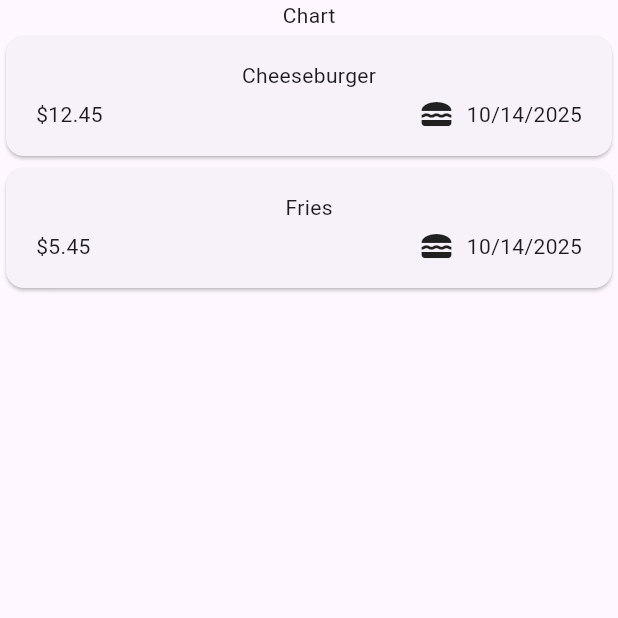
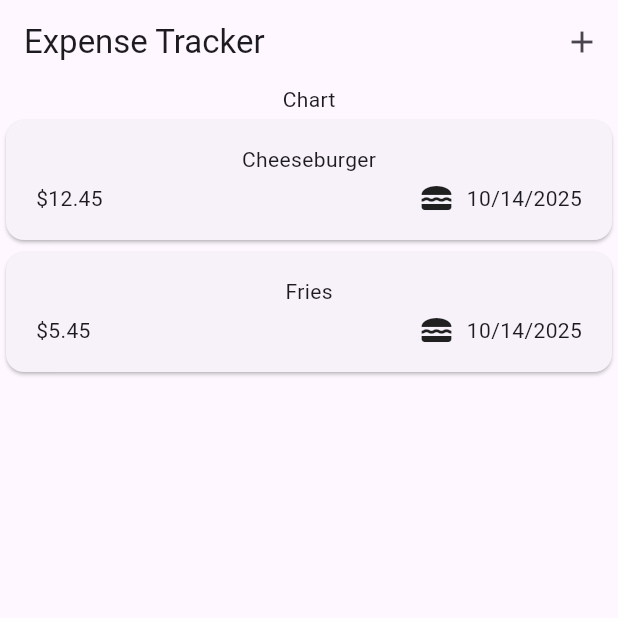
Before and after one commit to IdkBored-d/expense_tracker_fa2025, a Flutter app: the screen it shows after launch, on a phone screen of 412 x 824 dp, the top half of it. Run offline on Flutter 3.47's test engine with Material 3 defaults, Android fonts, the light colour scheme and no system bars.

Commit message:
Added App Bar

```diff
--- a/lib/expenses.dart
+++ b/lib/expenses.dart
@@ -29,6 +29,13 @@ class _ExpensesState extends State<Expenses>{
   @override
   Widget build(BuildContext context) {
     return Scaffold(
+      appBar: AppBar(
+        title: const Text('Expense Tracker'),
+        actions: [
+          IconButton(
+            onPressed: () {}, icon: const Icon(Icons.add))
+        ],
+      ),
       body: Column(
         children: [
           Text("Chart"),
```
